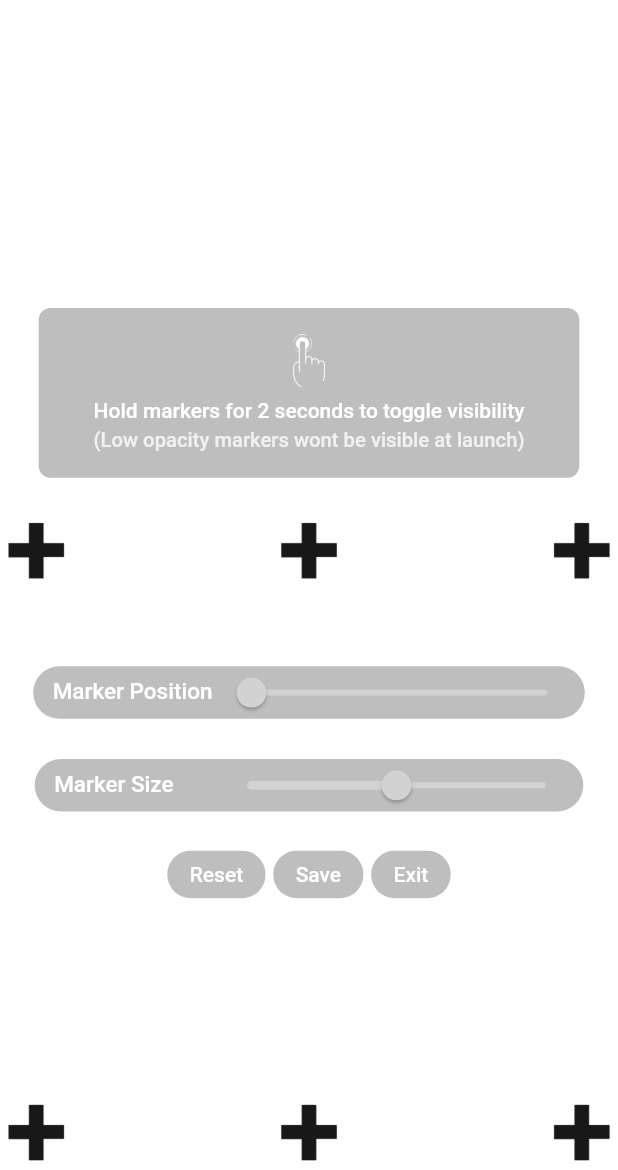
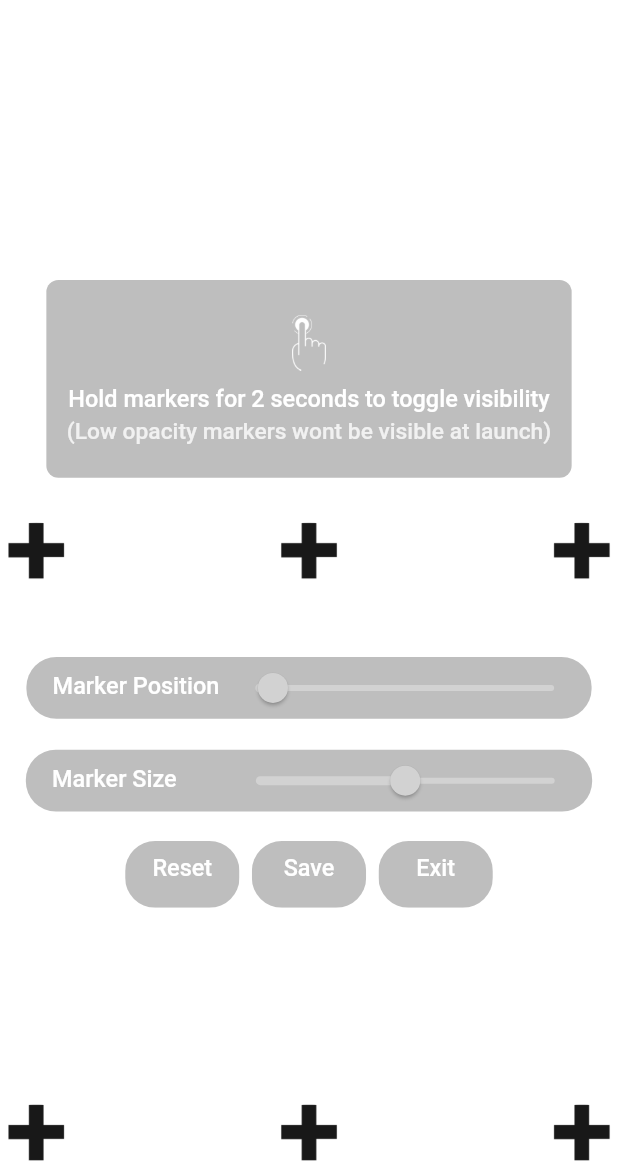
Before and after one commit to harsh-luthra/Chroma-, a Flutter app: the CustomiseLayout screen opened by its route, on a phone screen of 412 x 824 dp, the part 66-1236 px from its top. Run offline on Flutter 3.47's test engine with Material 2 defaults, Android fonts, the phone set to English and light mode, and no system bars; our stand-ins replace csv, flutter_colorpicker, flutter_slidable, flutter_svg, sensors_plus, shared_preferences and 1 more; missing offline and left inert: to_csv, undo; accounts and stored records are empty; Roboto replaces fonts that are missing (Proxima Nova).

Commit message:
Make customise_layout.dart to be based on Screen Size

```diff
--- a/lib/AppConstants.dart
+++ b/lib/AppConstants.dart
@@ -15,6 +15,14 @@ class AppConstants{
 
   static const Color buttonGreyColor = Color.fromARGB(65, 0, 0, 0);
   static const Color buttonTxtColor = Color.fromRGBO(69, 69, 69, 1);
+
+  static const Color whiteTxtColor = Color.fromARGB(200, 255, 255, 255);
+
+  static const Color sliderActiveColor = Color.fromARGB(255, 210, 210, 210);
+  static const Color sliderInActiveColor = Color.fromARGB(255, 210, 210, 210);
+
+
+  static const Color containerGreyColor = Color.fromARGB(65, 0, 0, 0);
 
   static const AssetImage plusImg = AssetImage('assets/images/plusImg.png');
   static const AssetImage triangleImg = AssetImage('assets/images/triangleImg.png');
--- a/lib/customise_layout.dart
+++ b/lib/customise_layout.dart
@@ -2,7 +2,6 @@ import 'dart:async';
 import 'dart:convert';
 
 import 'package:chroma_plus_flutter/AppConstants.dart';
-import 'package:chroma_plus_flutter/Customs/CustomButton.dart';
 import 'package:chroma_plus_flutter/MarkersDataObj.dart';
 import 'package:flutter/material.dart';
 import 'package:flutter/services.dart';
@@ -20,9 +19,9 @@ class CustomiseLayoutState extends State<CustomiseLayout> {
   double? screenWidth;
   double? screenHeight;
   late final String? defaultColor = AppConstants.green_clr.toString();
-  late var prefs;
+  late SharedPreferences prefs;
 
-  double FPS = 30;
+  double fPS = 30;
 
   late Timer timer;
   bool stopRecordingBool = false;
@@ -58,15 +57,17 @@ class CustomiseLayoutState extends State<CustomiseLayout> {
 
   MarkersDataObj markersDataObj = MarkersDataObj();
 
-  Color containerBorderColour = Color.fromARGB(125, 0, 0, 0);
-  Color containerColour = const Color.fromARGB(125, 0, 0, 0);
+  // Color containerBorderColour = const Color.fromARGB(125, 0, 0, 0);
+  // Color containerColour = const Color.fromARGB(125, 0, 0, 0);
+
+  double? fontSize = 15;
 
   @override
   void initState() {
     // TODO: implement initState
     super.initState();
     loadData();
-    print(Duration.microsecondsPerSecond ~/ FPS);
+    print(Duration.microsecondsPerSecond ~/ fPS);
     setState(() {
       cornerMargin = _currentSliderValue / 100;
     });
@@ -76,6 +77,7 @@ class CustomiseLayoutState extends State<CustomiseLayout> {
   Widget build(BuildContext context) {
     screenWidth = MediaQuery.of(context).size.width;
     screenHeight = MediaQuery.of(context).size.height;
+    fontSize = screenWidth! * 0.038;
     double cornerSpace = screenWidth! * cornerMargin;
     return Scaffold(
       backgroundColor: selectedColor,
@@ -232,40 +234,22 @@ class CustomiseLayoutState extends State<CustomiseLayout> {
                 bottom: screenHeight! * 0.56,
                 child: Container(
                   decoration: BoxDecoration(
-                      // boxShadow: const [
-                      //   BoxShadow(
-                      //       color: Color.fromRGBO(0, 0, 0, 0.5),
-                      //       offset: Offset(0, 6),
-                      //       blurRadius: 4)
-                      // ],
-                      // gradient: const LinearGradient(
-                      //   begin: Alignment.topCenter,
-                      //   end: Alignment.bottomCenter,
-                      //   colors: [
-                      //     Color.fromRGBO(127, 127, 127, 1),
-                      //     Color.fromRGBO(0, 0, 0, 0.29),
-                      //   ],
-                      // ),
-                      color: const Color.fromARGB(65, 0, 0, 0),
+                      color: AppConstants.containerGreyColor,
                       border: Border.all(
-                        color: const Color.fromARGB(0, 0, 0, 0),
+                        color: Colors.transparent,
                       ),
                       borderRadius: const BorderRadius.all(Radius.circular(8))),
                   alignment: Alignment.center,
-                  //color: const Color.fromARGB(100, 255, 255, 255),
-                  height: screenWidth! * 0.275,
-                  width: screenWidth! * 0.875,
+                  height: screenHeight! * 0.16,
+                  width: screenWidth! * 0.85,
                   child: Column(
                     mainAxisAlignment: MainAxisAlignment.center,
                     crossAxisAlignment: CrossAxisAlignment.center,
                     mainAxisSize: MainAxisSize.max,
                     children: [
-                      // SizedBox(
-                      //   height: screenHeight! * 0.05,
-                      // ),
                       Container(
-                        width: screenWidth! * 0.085,
-                        height: screenWidth! * 0.085,
+                        width: screenWidth! * 0.09,
+                        height: screenWidth! * 0.09,
                         decoration: const BoxDecoration(
                           color: Colors.transparent,
                           image: DecorationImage(
@@ -274,29 +258,29 @@ class CustomiseLayoutState extends State<CustomiseLayout> {
                           ),
                         ),
                       ),
-                      const SizedBox(
-                        height: 10,
+                      SizedBox(
+                        height: screenHeight! * 0.015,
                       ),
-                      const Text(
+                      Text(
                         "Hold markers for 2 seconds to toggle visibility",
                         textAlign: TextAlign.center,
                         style: TextStyle(
                             color: Colors.white,
                             fontFamily: 'Proxima Nova',
-                            fontSize: 14,
+                            fontSize: fontSize,
                             fontWeight: FontWeight.w500,
                             height: 1),
                       ),
                       const SizedBox(
                         height: 5,
                       ),
-                      const Text(
+                      Text(
                         "(Low opacity markers wont be visible at launch)",
                         textAlign: TextAlign.center,
                         style: TextStyle(
-                            color: Color.fromARGB(200, 255, 255, 255),
+                            color: AppConstants.whiteTxtColor,
                             fontFamily: 'Proxima Nova',
-                            fontSize: 13.5,
+                            fontSize: fontSize! * 0.97,
                             letterSpacing: 0,
                             fontWeight: FontWeight.w500,
                             height: 1),
@@ -312,50 +296,35 @@ class CustomiseLayoutState extends State<CustomiseLayout> {
                 bottom: screenHeight! * 0.365,
                 child: Container(
                   decoration: BoxDecoration(
-                    // boxShadow: const [
-                    //   BoxShadow(
-                    //       color: Color.fromRGBO(0, 0, 0, 0.5),
-                    //       offset: Offset(0, 6),
-                    //       blurRadius: 4)
-                    // ],
-                    // gradient: const LinearGradient(
-                    //   begin: Alignment.topCenter,
-                    //   end: Alignment.bottomCenter,
-                    //   colors: [
-                    //     Color.fromRGBO(127, 127, 127, 1),
-                    //     Color.fromRGBO(0, 0, 0, 0.29),
-                    //   ],
-                    // ),
-                      color: const Color.fromARGB(65, 0, 0, 0),
+                      color: AppConstants.containerGreyColor,
                       border: Border.all(
-                        color: const Color.fromARGB(0, 0, 0, 0),
+                        color: Colors.transparent,
                       ),
                       borderRadius: const BorderRadius.all(Radius.circular(20))),
-                  height: 35,
+                  height: screenHeight! * 0.05,
                   child: Row(
                     mainAxisAlignment: MainAxisAlignment.center,
                     crossAxisAlignment: CrossAxisAlignment.center,
                     children: [
-                      const SizedBox(width: 12),
-                      const Text(
+                      SizedBox(width: screenWidth! * 0.04),
+                      Text(
                         'Marker Position',
                         textAlign: TextAlign.left,
                         style: TextStyle(
                             color: Colors.white,
                             fontFamily: 'Proxima Nova',
-                            fontSize: 15,
+                            fontSize: fontSize,
                             fontWeight: FontWeight.w500,
                             height: 1),
                       ),
-                      const SizedBox(width: 0),
                       SizedBox(
                         width: screenWidth! * 0.6,
-                        height: 20,
+                        height: screenHeight! * 0.05,
                         child: Slider(
-                          activeColor: const Color.fromARGB(255, 210, 210, 210),
-                          inactiveColor: const Color.fromARGB(255, 210, 210, 210),
+                          activeColor: AppConstants.sliderActiveColor,
+                          inactiveColor: AppConstants.sliderInActiveColor,
                           value: _currentSliderValue,
-                          min: 1,
+                          min: 0,
                           max: 20,
                           divisions: 20,
                           label: _currentSliderValue.round().toString(),
@@ -393,31 +362,31 @@ class CustomiseLayoutState extends State<CustomiseLayout> {
                     //     Color.fromRGBO(0, 0, 0, 0.29),
                     //   ],
                     // ),
-                      color: const Color.fromARGB(65, 0, 0, 0),
+                      color: AppConstants.containerGreyColor,
                       border: Border.all(
-                        color: const Color.fromARGB(0, 0, 0, 0),
+                        color: Colors.transparent,
                       ),
                       borderRadius: const BorderRadius.all(Radius.circular(20))),
-                  height: 35,
+                  height: screenHeight! * 0.05,
                   child: Row(
                     children: [
-                      const SizedBox(width: 12),
-                      const Text(
+                      SizedBox(width: screenWidth! * 0.04),
+                      Text(
                         'Marker Size',
                         style: TextStyle(
                             color: Colors.white,
                             fontFamily: 'Proxima Nova',
-                            fontSize: 15,
+                            fontSize: fontSize,
                             fontWeight: FontWeight.w500,
                             height: 1),
                       ),
-                      const SizedBox(width: 25),
+                      SizedBox(width: screenWidth! * 0.07),
                       SizedBox(
                         width: screenWidth! * 0.6,
-                        height: 20,
+                        height: screenHeight! * 0.05,
                         child: Slider(
-                          activeColor: const Color.fromARGB(255, 210, 210, 210),
-                          inactiveColor: const Color.fromARGB(255, 210, 210, 210),
+                          activeColor: AppConstants.sliderActiveColor,
+                          inactiveColor: AppConstants.sliderInActiveColor,
                           value: _secondSliderValue,
                           min: 20,
                           max: 60,
@@ -453,7 +422,7 @@ class CustomiseLayoutState extends State<CustomiseLayout> {
                       });
                     }),
                     //Save Button
-                    const SizedBox(width: 5),
+                    SizedBox(width: screenWidth! * 0.02),
                     gradientButton("Save",(){
                       setState(() {
                         HapticFeedback.mediumImpact();
@@ -461,7 +430,7 @@ class CustomiseLayoutState extends State<CustomiseLayout> {
                       });
                     }),
                     //Exit Button
-                    const SizedBox(width: 5),
+                    SizedBox(width: screenWidth! * 0.02),
                     gradientButton("Exit",(){
                       setState(() {
                         HapticFeedback.mediumImpact();
@@ -481,7 +450,7 @@ class CustomiseLayoutState extends State<CustomiseLayout> {
   Widget gradientButton(String title, Function() action){
     return ElevatedButton(
       style: ElevatedButton.styleFrom(
-        primary: Colors.transparent,
+        backgroundColor: Colors.transparent,
         elevation: 0.0,
         minimumSize: const Size(12.0, 12.0),
         padding: const EdgeInsets.all(0.0),
@@ -490,10 +459,11 @@ class CustomiseLayoutState extends State<CustomiseLayout> {
        action();
       },
       child: Ink(
-        padding: EdgeInsets.only(top: 8, left: 15, right: 15,bottom: 0),
-        height: 32,
+        padding: const EdgeInsets.only(top: 8, left: 15, right: 15,bottom: 0),
+        height: screenHeight! * 0.054,
+        width: screenWidth! * 0.185,
         decoration: const BoxDecoration(
-            color: Color.fromARGB(65, 0, 0, 0),
+            color: AppConstants.buttonGreyColor,
           // gradient: LinearGradient(
           //     begin: Alignment.topCenter,
           //     end: Alignment.bottomCenter,
@@ -509,15 +479,17 @@ class CustomiseLayoutState extends State<CustomiseLayout> {
           //     ]),
           borderRadius: BorderRadius.all(Radius.circular(20)),
         ),
-        child: Text (title),
+        child: Text (title, textAlign: TextAlign.center, style: TextStyle(
+          fontSize: fontSize,
+        ),),
       ),
     );
   }
 
-  Widget gradientButton_old(String title, Function() action){
+  Widget gradientButtonOld(String title, Function() action){
     return ElevatedButton(
       style: ElevatedButton.styleFrom(
-        primary: Colors.transparent,
+        backgroundColor: Colors.transparent,
         elevation: 4.0,
         minimumSize: const Size(15.0, 15.0),
         padding: const EdgeInsets.all(0.0),
@@ -526,9 +498,8 @@ class CustomiseLayoutState extends State<CustomiseLayout> {
         action();
       },
       child: Ink(
-        padding: EdgeInsets.only(top: 10, left: 15, right: 15),
+        padding: const EdgeInsets.only(top: 10, left: 15, right: 15),
         height: 35,
-        child: Text (title),
         decoration: const BoxDecoration(
           gradient: LinearGradient(
               begin: Alignment.topCenter,
@@ -545,6 +516,7 @@ class CustomiseLayoutState extends State<CustomiseLayout> {
               ]),
           borderRadius: BorderRadius.all(Radius.circular(8.0)),
         ),
+        child: Text (title),
       ),
     );
   }
@@ -567,7 +539,7 @@ class CustomiseLayoutState extends State<CustomiseLayout> {
     // makerColorMiddleRight = enabledMarkerColor;
     // makerColorBottomCenter = enabledMarkerColor;
 
-    markersDataObj = new MarkersDataObj();
+    markersDataObj = MarkersDataObj();
 
     markersDataObj.markerTopLeft = true;
     markersDataObj.markerTopCenter = true;
@@ -583,13 +555,13 @@ class CustomiseLayoutState extends State<CustomiseLayout> {
   }
 
   Widget markerWidget(bool isMarkerEnabled) {
-    Color markerColor = enabledMarkerColor;
+    //Color markerColor = enabledMarkerColor;
     double opacity = 1.0;
     if (isMarkerEnabled) {
-      markerColor = enabledMarkerColor;
+      //markerColor = enabledMarkerColor;
       opacity = 1.0;
     } else {
-      markerColor = disabledMarkerColor;
+      //markerColor = disabledMarkerColor;
       opacity = 0.25;
     }
     return Container(
```
